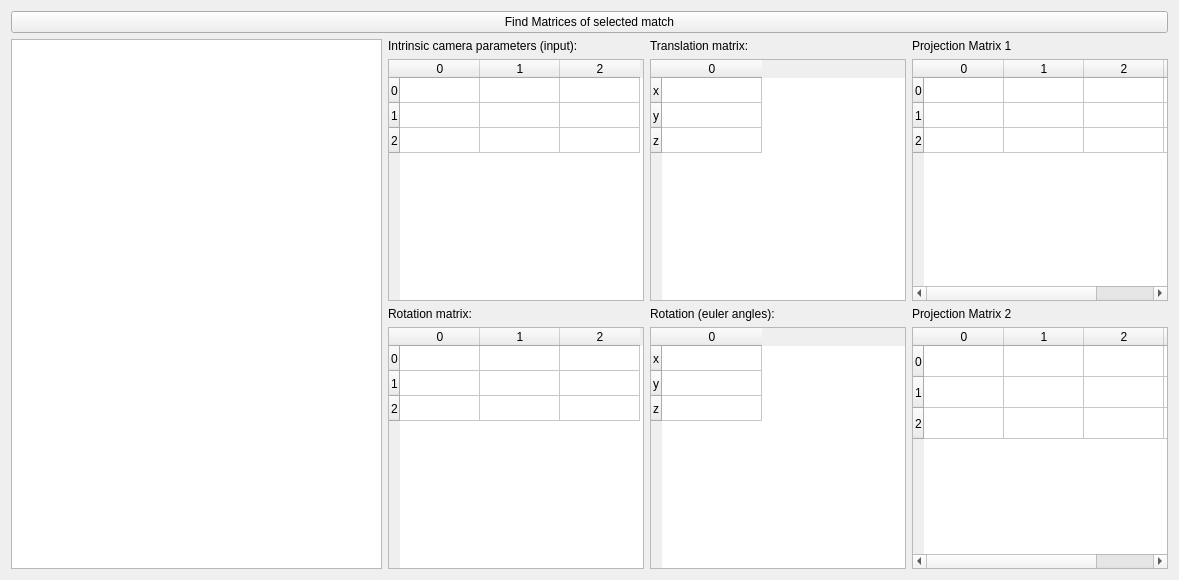
Old version of the form src/ui/mainwindow/matrixfindingtab.ui in the repository flec/sfm.
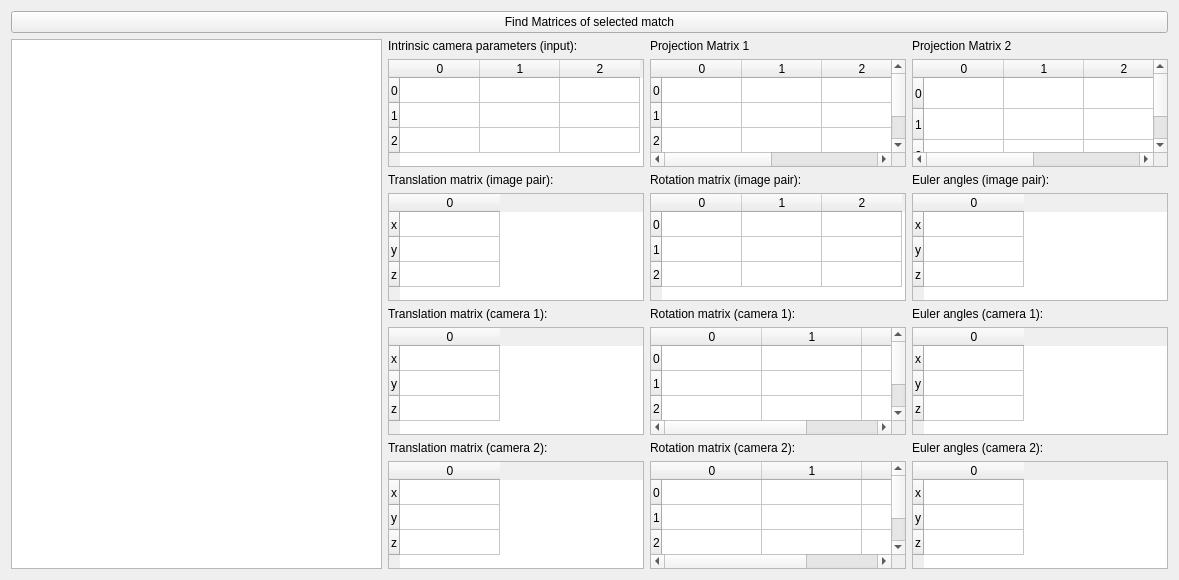
New version of the form.

Commit message: display camera matrices

```diff
--- a/src/ui/mainwindow/matrixfindingtab.ui
+++ b/src/ui/mainwindow/matrixfindingtab.ui
@@ -30,15 +30,45 @@
        </item>
        <item>
         <layout class="QGridLayout" name="gridLayout">
-         <item row="2" column="1">
-          <widget class="QLabel" name="label_4">
-           <property name="text">
-            <string>Rotation (euler angles):</string>
-           </property>
+         <item row="7" column="1">
+          <widget class="QTableWidget" name="rotationMatrixCam2">
+           <attribute name="verticalHeaderDefaultSectionSize">
+            <number>25</number>
+           </attribute>
+           <row>
+            <property name="text">
+             <string>0</string>
+            </property>
+           </row>
+           <row>
+            <property name="text">
+             <string>1</string>
+            </property>
+           </row>
+           <row>
+            <property name="text">
+             <string>2</string>
+            </property>
+           </row>
+           <column>
+            <property name="text">
+             <string>0</string>
+            </property>
+           </column>
+           <column>
+            <property name="text">
+             <string>1</string>
+            </property>
+           </column>
+           <column>
+            <property name="text">
+             <string>2</string>
+            </property>
+           </column>
           </widget>
          </item>
-         <item row="1" column="1">
-          <widget class="QTableWidget" name="translationMatrix">
+         <item row="7" column="2">
+          <widget class="QTableWidget" name="eulerMatrixCam2">
            <attribute name="verticalHeaderDefaultSectionSize">
             <number>25</number>
            </attribute>
@@ -64,69 +94,62 @@
            </column>
           </widget>
          </item>
-         <item row="0" column="1">
-          <widget class="QLabel" name="label_3">
-           <property name="text">
-            <string>Translation matrix:</string>
-           </property>
+         <item row="7" column="0">
+          <widget class="QTableWidget" name="translationMatrixCam2">
+           <attribute name="verticalHeaderDefaultSectionSize">
+            <number>25</number>
+           </attribute>
+           <row>
+            <property name="text">
+             <string>x</string>
+            </property>
+           </row>
+           <row>
+            <property name="text">
+             <string>y</string>
+            </property>
+           </row>
+           <row>
+            <property name="text">
+             <string>z</string>
+            </property>
+           </row>
+           <column>
+            <property name="text">
+             <string>0</string>
+            </property>
+           </column>
+          </widget>
+         </item>
+         <item row="5" column="0">
+          <widget class="QTableWidget" name="translationMatrixCam1">
+           <attribute name="verticalHeaderDefaultSectionSize">
+            <number>25</number>
+           </attribute>
+           <row>
+            <property name="text">
+             <string>x</string>
+            </property>
+           </row>
+           <row>
+            <property name="text">
+             <string>y</string>
+            </property>
+           </row>
+           <row>
+            <property name="text">
+             <string>z</string>
+            </property>
+           </row>
+           <column>
+            <property name="text">
+             <string>0</string>
+            </property>
+           </column>
           </widget>
          </item>
          <item row="3" column="0">
-          <widget class="QTableWidget" name="rotationMatrix">
-           <attribute name="horizontalHeaderDefaultSectionSize">
-            <number>80</number>
-           </attribute>
-           <attribute name="verticalHeaderDefaultSectionSize">
-            <number>25</number>
-           </attribute>
-           <row>
-            <property name="text">
-             <string>0</string>
-            </property>
-           </row>
-           <row>
-            <property name="text">
-             <string>1</string>
-            </property>
-           </row>
-           <row>
-            <property name="text">
-             <string>2</string>
-            </property>
-           </row>
-           <column>
-            <property name="text">
-             <string>0</string>
-            </property>
-           </column>
-           <column>
-            <property name="text">
-             <string>1</string>
-            </property>
-           </column>
-           <column>
-            <property name="text">
-             <string>2</string>
-            </property>
-           </column>
-          </widget>
-         </item>
-         <item row="0" column="0">
-          <widget class="QLabel" name="label">
-           <property name="text">
-            <string>Intrinsic camera parameters (input):</string>
-           </property>
-          </widget>
-         </item>
-         <item row="2" column="0">
-          <widget class="QLabel" name="label_2">
-           <property name="text">
-            <string>Rotation matrix:</string>
-           </property>
-          </widget>
-         </item>
-         <item row="3" column="1">
-          <widget class="QTableWidget" name="eulerMatrix">
+          <widget class="QTableWidget" name="translationMatrixImgPair">
            <attribute name="verticalHeaderDefaultSectionSize">
             <number>25</number>
            </attribute>
@@ -152,61 +175,62 @@
            </column>
           </widget>
          </item>
-         <item row="1" column="0">
-          <widget class="QTableWidget" name="intrinsicMatrix">
-           <attribute name="horizontalHeaderDefaultSectionSize">
-            <number>80</number>
-           </attribute>
-           <attribute name="verticalHeaderDefaultSectionSize">
-            <number>25</number>
-           </attribute>
-           <row>
-            <property name="text">
-             <string>0</string>
-            </property>
-           </row>
-           <row>
-            <property name="text">
-             <string>1</string>
-            </property>
-           </row>
-           <row>
-            <property name="text">
-             <string>2</string>
-            </property>
-           </row>
-           <column>
-            <property name="text">
-             <string>0</string>
-            </property>
-           </column>
-           <column>
-            <property name="text">
-             <string>1</string>
-            </property>
-           </column>
-           <column>
-            <property name="text">
-             <string>2</string>
-            </property>
-           </column>
-          </widget>
-         </item>
-         <item row="0" column="2">
-          <widget class="QLabel" name="label_5">
-           <property name="text">
-            <string>Projection Matrix 1</string>
-           </property>
-          </widget>
-         </item>
          <item row="2" column="2">
-          <widget class="QLabel" name="label_6">
+          <widget class="QLabel" name="label_4">
            <property name="text">
-            <string>Projection Matrix 2</string>
+            <string>Euler angles (image pair):</string>
+           </property>
+          </widget>
+         </item>
+         <item row="4" column="0">
+          <widget class="QLabel" name="label_7">
+           <property name="text">
+            <string>Translation matrix (camera 1):</string>
+           </property>
+          </widget>
+         </item>
+         <item row="4" column="1">
+          <widget class="QLabel" name="label_8">
+           <property name="text">
+            <string>Rotation matrix (camera 1):</string>
+           </property>
+          </widget>
+         </item>
+         <item row="4" column="2">
+          <widget class="QLabel" name="label_9">
+           <property name="text">
+            <string>Euler angles (camera 1):</string>
            </property>
           </widget>
          </item>
          <item row="3" column="2">
+          <widget class="QTableWidget" name="eulerMatrixImgPair">
+           <attribute name="verticalHeaderDefaultSectionSize">
+            <number>25</number>
+           </attribute>
+           <row>
+            <property name="text">
+             <string>x</string>
+            </property>
+           </row>
+           <row>
+            <property name="text">
+             <string>y</string>
+            </property>
+           </row>
+           <row>
+            <property name="text">
+             <string>z</string>
+            </property>
+           </row>
+           <column>
+            <property name="text">
+             <string>0</string>
+            </property>
+           </column>
+          </widget>
+         </item>
+         <item row="1" column="2">
           <widget class="QTableWidget" name="prjMatrix2">
            <attribute name="horizontalHeaderDefaultSectionSize">
             <number>80</number>
@@ -254,7 +278,68 @@
            </column>
           </widget>
          </item>
-         <item row="1" column="2">
+         <item row="2" column="0">
+          <widget class="QLabel" name="label_3">
+           <property name="text">
+            <string>Translation matrix (image pair):</string>
+           </property>
+          </widget>
+         </item>
+         <item row="3" column="1">
+          <widget class="QTableWidget" name="rotationMatrixImgPair">
+           <attribute name="horizontalHeaderDefaultSectionSize">
+            <number>80</number>
+           </attribute>
+           <attribute name="verticalHeaderDefaultSectionSize">
+            <number>25</number>
+           </attribute>
+           <row>
+            <property name="text">
+             <string>0</string>
+            </property>
+           </row>
+           <row>
+            <property name="text">
+             <string>1</string>
+            </property>
+           </row>
+           <row>
+            <property name="text">
+             <string>2</string>
+            </property>
+           </row>
+           <column>
+            <property name="text">
+             <string>0</string>
+            </property>
+           </column>
+           <column>
+            <property name="text">
+             <string>1</string>
+            </property>
+           </column>
+           <column>
+            <property name="text">
+             <string>2</string>
+            </property>
+           </column>
+          </widget>
+         </item>
+         <item row="2" column="1">
+          <widget class="QLabel" name="label_2">
+           <property name="text">
+            <string>Rotation matrix (image pair):</string>
+           </property>
+          </widget>
+         </item>
+         <item row="0" column="1">
+          <widget class="QLabel" name="label_5">
+           <property name="text">
+            <string>Projection Matrix 1</string>
+           </property>
+          </widget>
+         </item>
+         <item row="1" column="1">
           <widget class="QTableWidget" name="prjMatrix1">
            <attribute name="horizontalHeaderDefaultSectionSize">
             <number>80</number>
@@ -299,6 +384,151 @@
            </column>
           </widget>
          </item>
+         <item row="0" column="2">
+          <widget class="QLabel" name="label_6">
+           <property name="text">
+            <string>Projection Matrix 2</string>
+           </property>
+          </widget>
+         </item>
+         <item row="5" column="1">
+          <widget class="QTableWidget" name="rotationMatrixCam1">
+           <attribute name="verticalHeaderDefaultSectionSize">
+            <number>25</number>
+           </attribute>
+           <row>
+            <property name="text">
+             <string>0</string>
+            </property>
+           </row>
+           <row>
+            <property name="text">
+             <string>1</string>
+            </property>
+           </row>
+           <row>
+            <property name="text">
+             <string>2</string>
+            </property>
+           </row>
+           <column>
+            <property name="text">
+             <string>0</string>
+            </property>
+           </column>
+           <column>
+            <property name="text">
+             <string>1</string>
+            </property>
+           </column>
+           <column>
+            <property name="text">
+             <string>2</string>
+            </property>
+           </column>
+          </widget>
+         </item>
+         <item row="5" column="2">
+          <widget class="QTableWidget" name="eulerMatrixCam1">
+           <property name="rowCount">
+            <number>3</number>
+           </property>
+           <property name="columnCount">
+            <number>1</number>
+           </property>
+           <attribute name="verticalHeaderDefaultSectionSize">
+            <number>25</number>
+           </attribute>
+           <row>
+            <property name="text">
+             <string>x</string>
+            </property>
+           </row>
+           <row>
+            <property name="text">
+             <string>y</string>
+            </property>
+           </row>
+           <row>
+            <property name="text">
+             <string>z</string>
+            </property>
+           </row>
+           <column>
+            <property name="text">
+             <string>0</string>
+            </property>
+           </column>
+          </widget>
+         </item>
+         <item row="0" column="0">
+          <widget class="QLabel" name="label">
+           <property name="text">
+            <string>Intrinsic camera parameters (input):</string>
+           </property>
+          </widget>
+         </item>
+         <item row="1" column="0">
+          <widget class="QTableWidget" name="intrinsicMatrix">
+           <attribute name="horizontalHeaderDefaultSectionSize">
+            <number>80</number>
+           </attribute>
+           <attribute name="verticalHeaderDefaultSectionSize">
+            <number>25</number>
+           </attribute>
+           <row>
+            <property name="text">
+             <string>0</string>
+            </property>
+           </row>
+           <row>
+            <property name="text">
+             <string>1</string>
+            </property>
+           </row>
+           <row>
+            <property name="text">
+             <string>2</string>
+            </property>
+           </row>
+           <column>
+            <property name="text">
+             <string>0</string>
+            </property>
+           </column>
+           <column>
+            <property name="text">
+             <string>1</string>
+            </property>
+           </column>
+           <column>
+            <property name="text">
+             <string>2</string>
+            </property>
+           </column>
+          </widget>
+         </item>
+         <item row="6" column="0">
+          <widget class="QLabel" name="label_10">
+           <property name="text">
+            <string>Translation matrix (camera 2):</string>
+           </property>
+          </widget>
+         </item>
+         <item row="6" column="1">
+          <widget class="QLabel" name="label_11">
+           <property name="text">
+            <string>Rotation matrix (camera 2):</string>
+           </property>
+          </widget>
+         </item>
+         <item row="6" column="2">
+          <widget class="QLabel" name="label_12">
+           <property name="text">
+            <string>Euler angles (camera 2):</string>
+           </property>
+          </widget>
+         </item>
         </layout>
        </item>
       </layout>
```
The commit also changes 3 other files.
